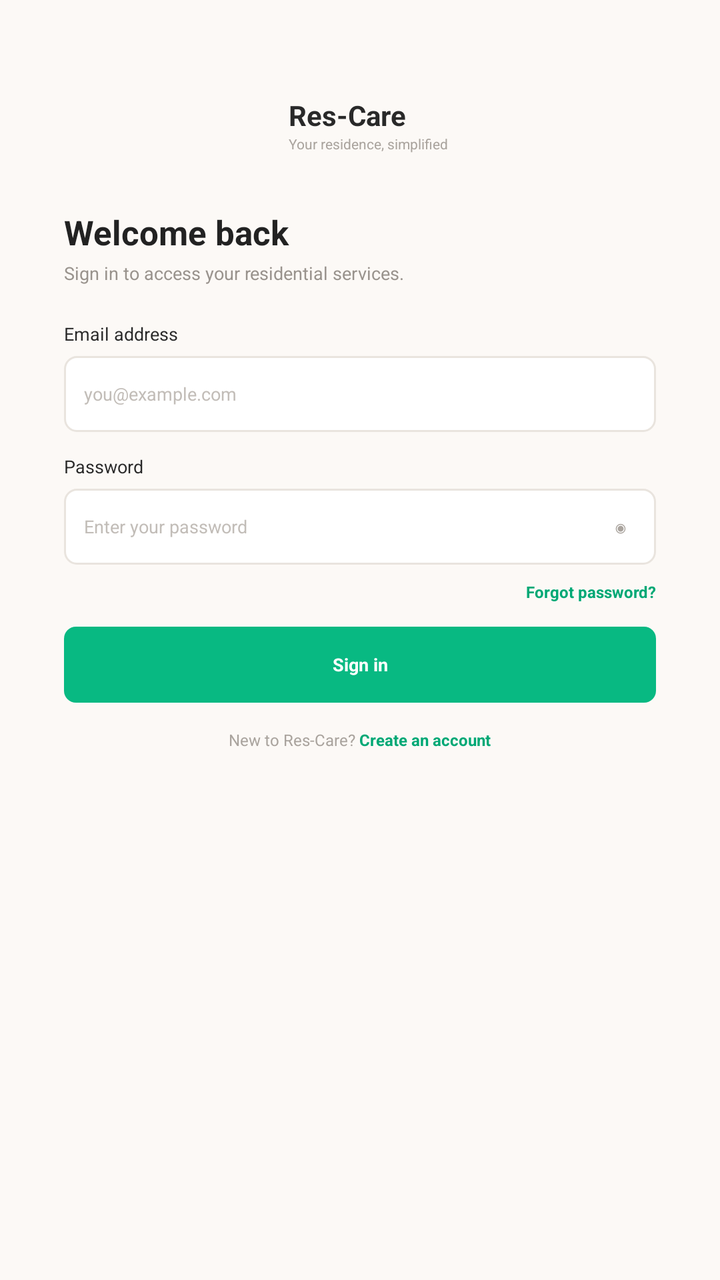
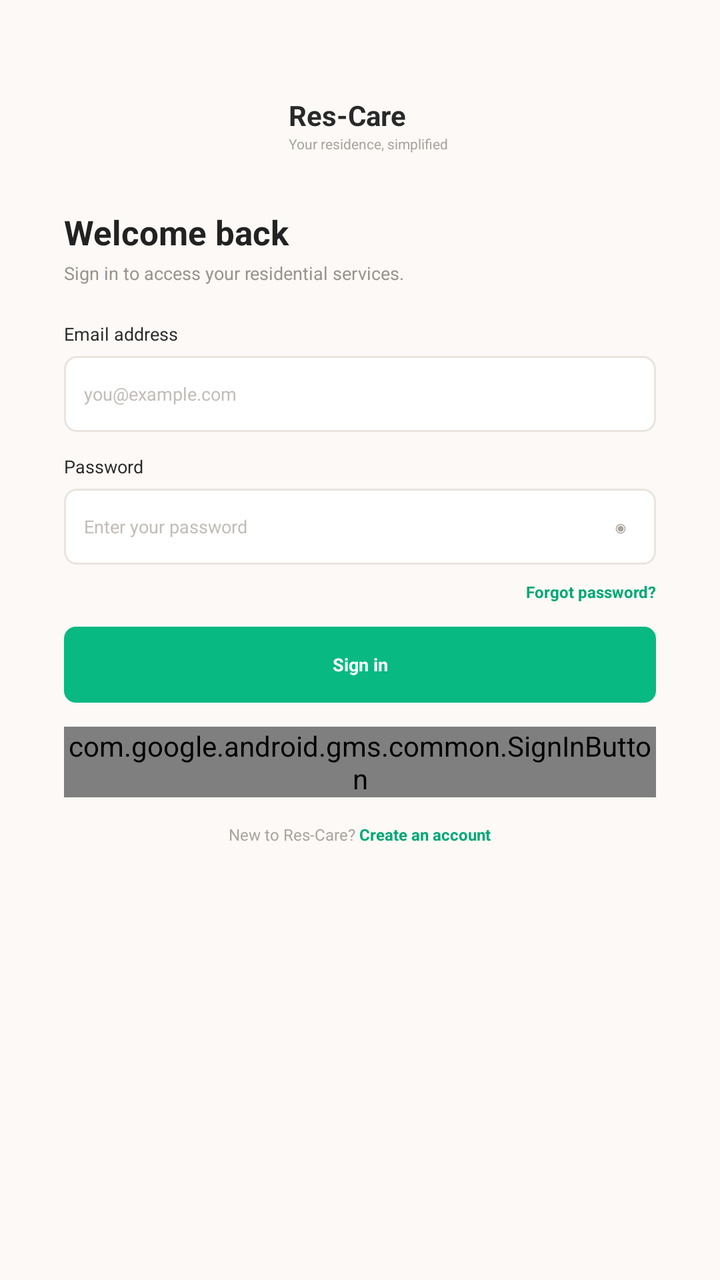

Before-and-after screenshots of an Android layout around one commit, followed by the original layout XML and the change that was made.
<!-- AndroidManifest.xml: application theme Theme.ResCare -->
<!-- res/layout/login.xml -->
<?xml version="1.0" encoding="utf-8"?>
<ScrollView
    xmlns:android="http://schemas.android.com/apk/res/android"
    android:layout_width="match_parent"
    android:layout_height="match_parent"
    android:background="#FCF9F6"
    android:fillViewport="true">

    <LinearLayout
        android:layout_width="match_parent"
        android:layout_height="match_parent"
        android:orientation="vertical"
        android:gravity="center_horizontal"
        android:paddingStart="32dp"
        android:paddingEnd="32dp"
        android:paddingTop="48dp"
        android:paddingBottom="30dp">



        <LinearLayout
            android:layout_width="wrap_content"
            android:layout_height="wrap_content"
            android:orientation="horizontal"
            android:gravity="center_vertical">

            <LinearLayout
                android:layout_width="wrap_content"
                android:layout_height="wrap_content"
                android:orientation="vertical"
                android:layout_marginStart="9dp">

                <TextView
                    android:layout_width="wrap_content"
                    android:layout_height="wrap_content"
                    android:text="Res-Care"
                    android:textSize="14sp"
                    android:textStyle="bold"
                    android:textColor="#292929"/>

                <TextView
                    android:layout_width="wrap_content"
                    android:layout_height="wrap_content"
                    android:text="Your residence, simplified"
                    android:textSize="7sp"
                    android:textColor="#AAA49E"/>

            </LinearLayout>

        </LinearLayout>




        <LinearLayout
            android:layout_width="match_parent"
            android:layout_height="wrap_content"
            android:orientation="vertical"
            android:layout_marginTop="28dp">

            <TextView
                android:layout_width="wrap_content"
                android:layout_height="wrap_content"
                android:text="Welcome back"
                android:textSize="17sp"
                android:textStyle="bold"
                android:textColor="#222222"/>

            <TextView
                android:layout_width="wrap_content"
                android:layout_height="wrap_content"
                android:text="Sign in to access your residential services."
                android:textSize="9sp"
                android:textColor="#99938D"
                android:layout_marginTop="3dp"/>

        </LinearLayout>




        <LinearLayout
            android:layout_width="match_parent"
            android:layout_height="wrap_content"
            android:orientation="vertical"
            android:layout_marginTop="18dp">

            <TextView
                android:layout_width="wrap_content"
                android:layout_height="wrap_content"
                android:text="Email address"
                android:textSize="9sp"
                android:textColor="#292929"
                android:layout_marginBottom="5dp"/>

            <EditText
                android:id="@+id/emailEditText"
                android:layout_width="match_parent"
                android:layout_height="38dp"
                android:hint="you@example.com"
                android:textSize="9sp"
                android:textColor="#292929"
                android:textColorHint="#C2BDB8"
                android:singleLine="true"
                android:paddingStart="10dp"
                android:paddingEnd="10dp"
                android:background="@drawable/login_input_background"
                android:inputType="textEmailAddress"/>

        </LinearLayout>




        <LinearLayout
            android:layout_width="match_parent"
            android:layout_height="wrap_content"
            android:orientation="vertical"
            android:layout_marginTop="11dp">

            <TextView
                android:layout_width="wrap_content"
                android:layout_height="wrap_content"
                android:text="Password"
                android:textSize="9sp"
                android:textColor="#292929"
                android:layout_marginBottom="5dp"/>

            <FrameLayout
                android:layout_width="match_parent"
                android:layout_height="38dp">

                <EditText
                    android:id="@+id/passwordEditText"
                    android:layout_width="match_parent"
                    android:layout_height="match_parent"
                    android:hint="Enter your password"
                    android:textSize="9sp"
                    android:textColor="#292929"
                    android:textColorHint="#C2BDB8"
                    android:singleLine="true"
                    android:paddingStart="10dp"
                    android:paddingEnd="38dp"
                    android:background="@drawable/login_input_background"
                    android:inputType="textPassword"/>

                <TextView
                    android:layout_width="35dp"
                    android:layout_height="match_parent"
                    android:layout_gravity="end"
                    android:gravity="center"
                    android:text="◉"
                    android:textSize="11sp"
                    android:textColor="#AAA49E"/>

            </FrameLayout>

        </LinearLayout>




        <TextView
            android:id="@+id/forgotPassword"
            android:layout_width="match_parent"
            android:layout_height="wrap_content"
            android:text="Forgot password?"
            android:textSize="8sp"
            android:textStyle="bold"
            android:textColor="#00A875"
            android:gravity="right"
            android:layout_marginTop="8dp"/>




        <TextView
            android:id="@+id/signInButton"
            android:layout_width="match_parent"
            android:layout_height="38dp"
            android:gravity="center"
            android:text="Sign in"
            android:textSize="9sp"
            android:textStyle="bold"
            android:textColor="#FFFFFF"
            android:background="@drawable/login_button_background"
            android:layout_marginTop="12dp"/>




        <LinearLayout
            android:layout_width="wrap_content"
            android:layout_height="wrap_content"
            android:orientation="horizontal"
            android:gravity="center"
            android:layout_marginTop="13dp">

            <TextView
                android:layout_width="wrap_content"
                android:layout_height="wrap_content"
                android:text="New to Res-Care? "
                android:textSize="8sp"
                android:textColor="#AAA49E"/>

            <TextView
                android:id="@+id/createAccount"
                android:layout_width="wrap_content"
                android:layout_height="wrap_content"
                android:text="Create an account"
                android:textSize="8sp"
                android:textStyle="bold"
                android:textColor="#00A875"/>

        </LinearLayout>

    </LinearLayout>

</ScrollView>
<!-- resources referenced by this layout -->
<resources>
  <!-- drawable login_button_background (drawable) -->
  <?xml version="1.0" encoding="utf-8"?>
  <shape xmlns:android="http://schemas.android.com/apk/res/android">
      <solid android:color="@color/green" />
      <corners android:radius="6dp" />
  </shape>
  <!-- drawable login_input_background (drawable) -->
  <?xml version="1.0" encoding="utf-8"?>
  <shape xmlns:android="http://schemas.android.com/apk/res/android">
      <solid android:color="@color/surface" />
      <stroke android:width="1dp" android:color="@color/border" />
      <corners android:radius="6dp" />
  </shape>
  <style name="Theme.ResCare" parent="Base.Theme.ResCare" />
  <color name="green">#08B982</color>
  <color name="surface">#FFFFFF</color>
  <color name="border">#E9E4DE</color>
  <style name="Base.Theme.ResCare" parent="Theme.Material3.DayNight.NoActionBar">
          
          
      </style>
</resources>

<!-- the commit's change to res/layout/login.xml (unified diff, before → after) -->
@@ -186,8 +186,11 @@
             android:background="@drawable/login_button_background"
             android:layout_marginTop="12dp"/>
 
-
-
+        <com.google.android.gms.common.SignInButton
+            android:id="@+id/googleSignInButton"
+            android:layout_width="match_parent"
+            android:layout_height="wrap_content"
+            android:layout_marginTop="12dp" />
 
         <LinearLayout
             android:layout_width="wrap_content"
